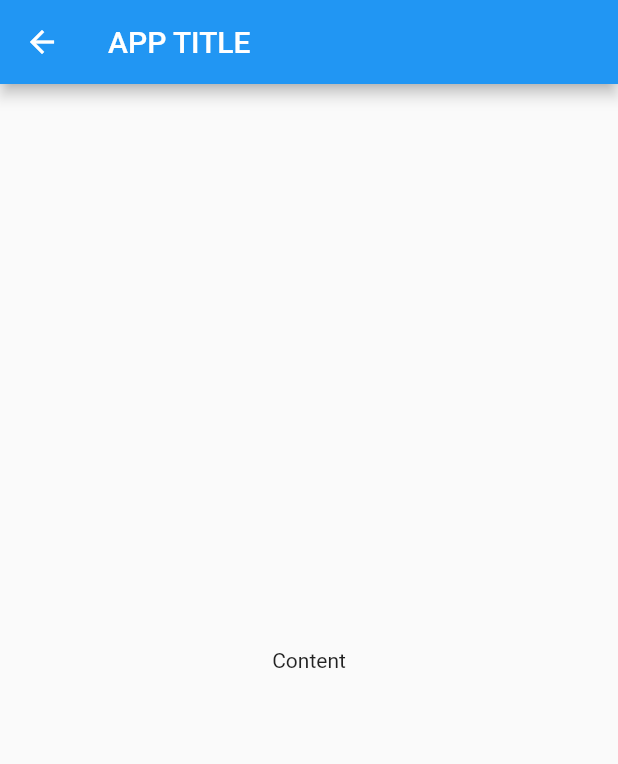
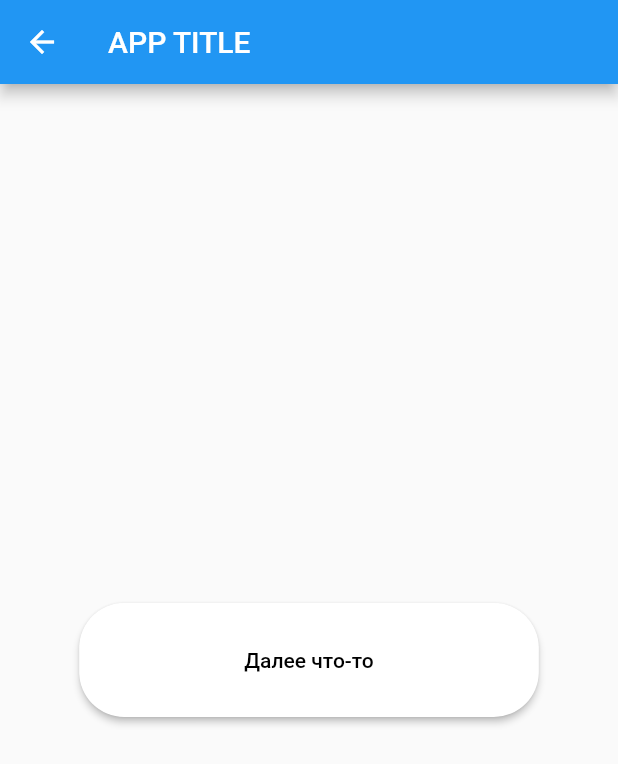
Before and after one commit to armacoty/travel_in, a Flutter app: the LoginPage screen opened directly, on a phone screen of 412 x 824 dp. Shown: the top 764 px of the screen. Run offline on Flutter 3.47's test engine with Material 2 defaults, Android fonts, the phone set to English and light mode, and no system bars.

Commit message:
Исправил панель и добавил кнопки

```diff
--- a/lib/screen/login.dart
+++ b/lib/screen/login.dart
@@ -13,8 +13,21 @@ class _LoginPageState extends State<LoginPage> {
         title: Text("APP TITLE"),
       ),
       body: Center(
-        child: Text(
-          'Content',
+        child: Container(
+          alignment: Alignment.center,
+          child: RaisedButton(
+              padding: EdgeInsets.symmetric(vertical: 30, horizontal: 110),
+              color: Colors.white,
+              textColor: Colors.black,
+              shape: RoundedRectangleBorder(
+                  borderRadius: new BorderRadius.circular(30.0)),
+              onPressed: () {
+                Navigator.push(
+                  context,
+                  MaterialPageRoute(builder: (context) => LoginPage()),
+                );
+              },
+              child: Text("Далее что-то")),
         ),
       ),
     );
```
Also changed, not shown: lib/screen/navBar.dart (+7 -5 lines), lib/screen/welcome.dart (added, +42 -0 lines).
